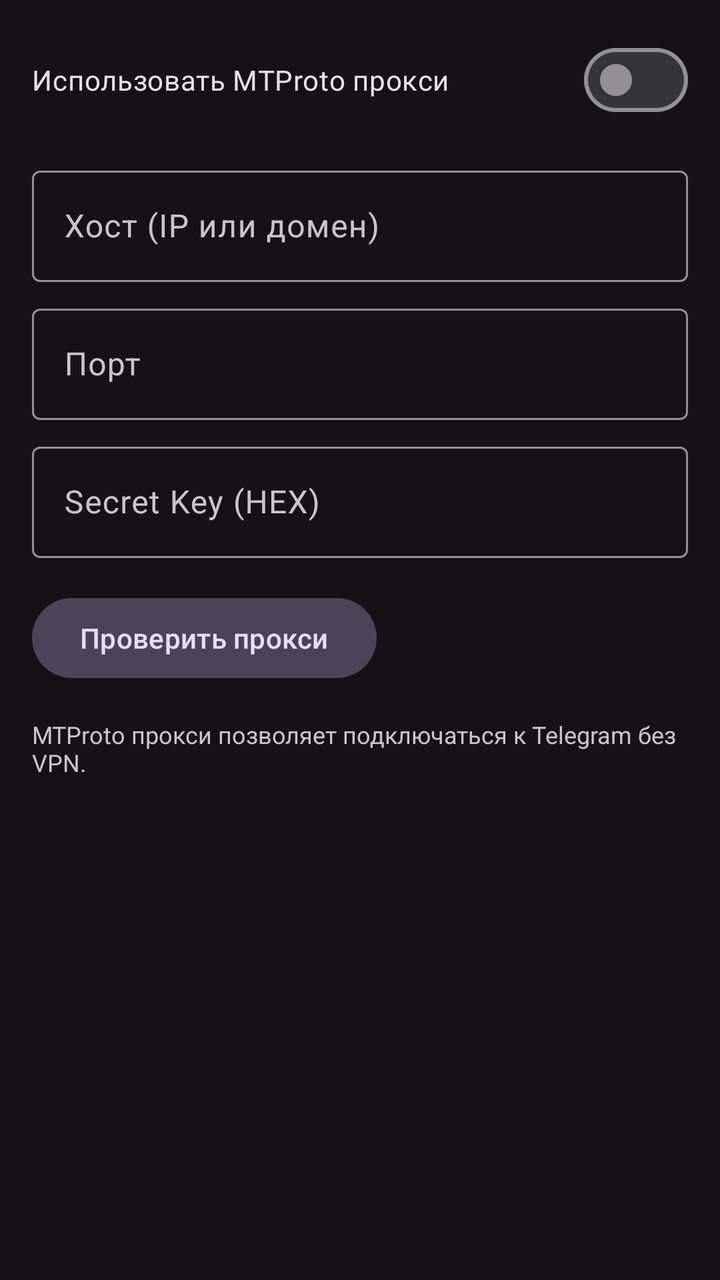
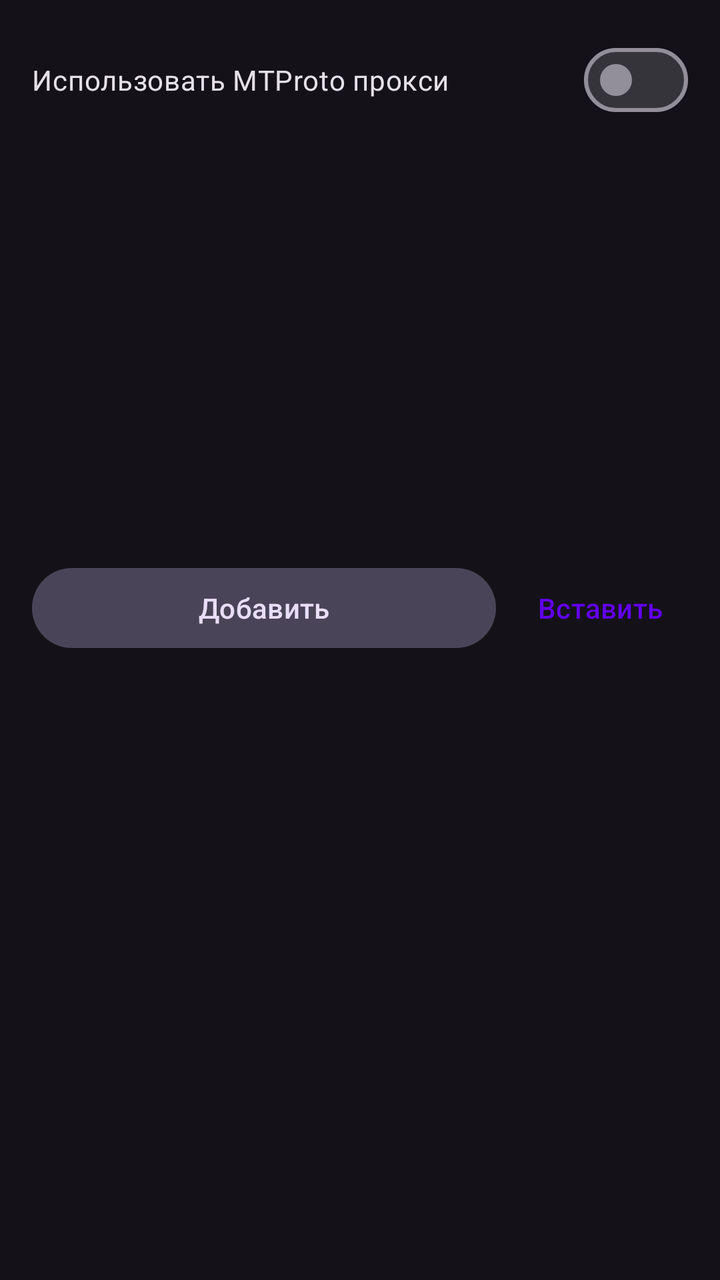

Screens rendered from an Android XML layout before and after an edit, with the pre-edit source and the edit as a unified diff.
<!-- AndroidManifest.xml: application theme Theme.TelegramNewsReader -->
<!-- res/layout/dialog_proxy_settings.xml -->
<?xml version="1.0" encoding="utf-8"?>
<ScrollView xmlns:android="http://schemas.android.com/apk/res/android"
    android:layout_width="match_parent"
    android:layout_height="wrap_content">

    <LinearLayout
        android:layout_width="match_parent"
        android:layout_height="wrap_content"
        android:orientation="vertical"
        android:padding="16dp">

        <com.google.android.material.materialswitch.MaterialSwitch
            android:id="@+id/switch_proxy_enabled"
            android:layout_width="match_parent"
            android:layout_height="wrap_content"
            android:text="Использовать MTProto прокси"
            android:layout_marginBottom="16dp" />

        <com.google.android.material.textfield.TextInputLayout
            android:layout_width="match_parent"
            android:layout_height="wrap_content"
            android:hint="Хост (IP или домен)"
            android:layout_marginBottom="8dp"
            style="@style/Widget.Material3.TextInputLayout.OutlinedBox">

            <com.google.android.material.textfield.TextInputEditText
                android:id="@+id/et_proxy_host"
                android:layout_width="match_parent"
                android:layout_height="wrap_content"
                android:inputType="textUri" />
        </com.google.android.material.textfield.TextInputLayout>

        <com.google.android.material.textfield.TextInputLayout
            android:layout_width="match_parent"
            android:layout_height="wrap_content"
            android:hint="Порт"
            android:layout_marginBottom="8dp"
            style="@style/Widget.Material3.TextInputLayout.OutlinedBox">

            <com.google.android.material.textfield.TextInputEditText
                android:id="@+id/et_proxy_port"
                android:layout_width="match_parent"
                android:layout_height="wrap_content"
                android:inputType="number" />
        </com.google.android.material.textfield.TextInputLayout>

        <com.google.android.material.textfield.TextInputLayout
            android:layout_width="match_parent"
            android:layout_height="wrap_content"
            android:hint="Secret Key (HEX)"
            style="@style/Widget.Material3.TextInputLayout.OutlinedBox">

            <com.google.android.material.textfield.TextInputEditText
                android:id="@+id/et_proxy_secret"
                android:layout_width="match_parent"
                android:layout_height="wrap_content"
                android:inputType="textVisiblePassword" />
        </com.google.android.material.textfield.TextInputLayout>

        <LinearLayout
            android:layout_width="match_parent"
            android:layout_height="wrap_content"
            android:orientation="horizontal"
            android:gravity="center_vertical"
            android:layout_marginTop="16dp">

            <Button
                android:id="@+id/btn_test_proxy"
                android:layout_width="wrap_content"
                android:layout_height="wrap_content"
                android:text="Проверить прокси"
                style="@style/Widget.Material3.Button.TonalButton" />

            <TextView
                android:id="@+id/tv_proxy_status"
                android:layout_width="0dp"
                android:layout_height="wrap_content"
                android:layout_weight="1"
                android:layout_marginStart="12dp"
                android:text=""
                android:textSize="14sp"
                android:textStyle="bold" />
        </LinearLayout>

        <TextView
            android:layout_width="match_parent"
            android:layout_height="wrap_content"
            android:text="MTProto прокси позволяет подключаться к Telegram без VPN."
            android:textSize="12sp"
            android:layout_marginTop="16dp"
            android:textColor="?attr/colorOnSurfaceVariant" />

    </LinearLayout>
</ScrollView>
<!-- resources referenced by this layout -->
<resources>
  <style name="Theme.TelegramNewsReader" parent="Theme.TelegramNewsReader.Purple" />
  <style name="Theme.TelegramNewsReader.Purple" parent="Theme.Material3.Dark.NoActionBar">
          <item name="colorPrimary">@color/purple_500</item>
          <item name="colorPrimaryVariant">@color/purple_700</item>
          <item name="colorOnPrimary">@color/white</item>
          <item name="android:statusBarColor">?attr/colorPrimaryVariant</item>
          <item name="actionBarStyle">@style/CustomActionBarStyle</item>
      </style>
  <color name="purple_500">#FF6200EE</color>
  <color name="purple_700">#FF3700B3</color>
  <color name="white">#FFFFFFFF</color>
  <style name="CustomActionBarStyle" parent="Widget.Material3.ActionBar.Solid">
          <item name="titleTextStyle">@style/CustomActionBarTitle</item>
          <item name="android:titleTextStyle">@style/CustomActionBarTitle</item>
      </style>
  <style name="CustomActionBarTitle" parent="TextAppearance.Material3.ActionBar.Title">
          <item name="android:textSize">18sp</item>
          <item name="android:textStyle">bold</item>
          <item name="android:textColor">@color/white</item>
          <item name="android:gravity">center</item>
          <item name="android:layout_gravity">center</item>
      </style>
</resources>

<!-- the commit's change to res/layout/dialog_proxy_settings.xml (unified diff, before → after) -->
@@ -1,94 +1,86 @@
 <?xml version="1.0" encoding="utf-8"?>
-<ScrollView xmlns:android="http://schemas.android.com/apk/res/android"
+<LinearLayout xmlns:android="http://schemas.android.com/apk/res/android"
+    xmlns:app="http://schemas.android.com/apk/res-auto"
     android:layout_width="match_parent"
-    android:layout_height="wrap_content">
+    android:layout_height="wrap_content"
+    android:orientation="vertical"
+    android:padding="16dp">
+
+    <com.google.android.material.materialswitch.MaterialSwitch
+        android:id="@+id/switch_proxy_enabled"
+        android:layout_width="match_parent"
+        android:layout_height="wrap_content"
+        android:text="Использовать MTProto прокси"
+        android:layout_marginBottom="8dp" />
+
+    <androidx.recyclerview.widget.RecyclerView
+        android:id="@+id/recycler_proxies"
+        android:layout_width="match_parent"
+        android:layout_height="200dp"
+        android:layout_marginBottom="8dp" />
+
+    <TextView
+        android:id="@+id/tv_proxies_empty"
+        android:layout_width="match_parent"
+        android:layout_height="wrap_content"
+        android:text="Список прокси пуст"
+        android:gravity="center"
+        android:visibility="gone"
+        android:layout_marginBottom="8dp" />
 
     <LinearLayout
         android:layout_width="match_parent"
         android:layout_height="wrap_content"
+        android:orientation="horizontal">
+
+        <Button
+            android:id="@+id/btn_add_proxy"
+            style="@style/Widget.Material3.Button.TonalButton"
+            android:layout_width="0dp"
+            android:layout_height="wrap_content"
+            android:layout_weight="1"
+            android:text="Добавить" />
+
+        <Button
+            android:id="@+id/btn_paste_proxy"
+            style="@style/Widget.Material3.Button.TextButton"
+            android:layout_width="wrap_content"
+            android:layout_height="wrap_content"
+            android:text="Вставить"
+            android:layout_marginStart="8dp" />
+    </LinearLayout>
+
+    <LinearLayout
+        android:id="@+id/layout_auto_switch"
+        android:layout_width="match_parent"
+        android:layout_height="wrap_content"
         android:orientation="vertical"
-        android:padding="16dp">
+        android:layout_marginTop="16dp"
+        android:visibility="gone">
 
         <com.google.android.material.materialswitch.MaterialSwitch
-            android:id="@+id/switch_proxy_enabled"
+            android:id="@+id/switch_auto_proxy"
             android:layout_width="match_parent"
             android:layout_height="wrap_content"
-            android:text="Использовать MTProto прокси"
-            android:layout_marginBottom="16dp" />
-
-        <com.google.android.material.textfield.TextInputLayout
-            android:layout_width="match_parent"
-            android:layout_height="wrap_content"
-            android:hint="Хост (IP или домен)"
-            android:layout_marginBottom="8dp"
-            style="@style/Widget.Material3.TextInputLayout.OutlinedBox">
-
-            <com.google.android.material.textfield.TextInputEditText
-                android:id="@+id/et_proxy_host"
-                android:layout_width="match_parent"
-                android:layout_height="wrap_content"
-                android:inputType="textUri" />
-        </com.google.android.material.textfield.TextInputLayout>
-
-        <com.google.android.material.textfield.TextInputLayout
-            android:layout_width="match_parent"
-            android:layout_height="wrap_content"
-            android:hint="Порт"
-            android:layout_marginBottom="8dp"
-            style="@style/Widget.Material3.TextInputLayout.OutlinedBox">
-
-            <com.google.android.material.textfield.TextInputEditText
-                android:id="@+id/et_proxy_port"
-                android:layout_width="match_parent"
-                android:layout_height="wrap_content"
-                android:inputType="number" />
-        </com.google.android.material.textfield.TextInputLayout>
-
-        <com.google.android.material.textfield.TextInputLayout
-            android:layout_width="match_parent"
-            android:layout_height="wrap_content"
-            android:hint="Secret Key (HEX)"
-            style="@style/Widget.Material3.TextInputLayout.OutlinedBox">
-
-            <com.google.android.material.textfield.TextInputEditText
-                android:id="@+id/et_proxy_secret"
-                android:layout_width="match_parent"
-                android:layout_height="wrap_content"
-                android:inputType="textVisiblePassword" />
-        </com.google.android.material.textfield.TextInputLayout>
+            android:text="Автопереключение" />
 
         <LinearLayout
             android:layout_width="match_parent"
             android:layout_height="wrap_content"
             android:orientation="horizontal"
-            android:gravity="center_vertical"
-            android:layout_marginTop="16dp">
+            android:gravity="center_vertical">
 
-            <Button
-                android:id="@+id/btn_test_proxy"
+            <TextView
                 android:layout_width="wrap_content"
                 android:layout_height="wrap_content"
-                android:text="Проверить прокси"
-                style="@style/Widget.Material3.Button.TonalButton" />
+                android:text="Интервал (мин):" />
 
-            <TextView
-                android:id="@+id/tv_proxy_status"
-                android:layout_width="0dp"
+            <Spinner
+                android:id="@+id/spinner_proxy_interval"
+                android:layout_width="wrap_content"
                 android:layout_height="wrap_content"
-                android:layout_weight="1"
-                android:layout_marginStart="12dp"
-                android:text=""
-                android:textSize="14sp"
-                android:textStyle="bold" />
+                android:layout_marginStart="8dp" />
         </LinearLayout>
+    </LinearLayout>
 
-        <TextView
-            android:layout_width="match_parent"
-            android:layout_height="wrap_content"
-            android:text="MTProto прокси позволяет подключаться к Telegram без VPN."
-            android:textSize="12sp"
-            android:layout_marginTop="16dp"
-            android:textColor="?attr/colorOnSurfaceVariant" />
-
-    </LinearLayout>
-</ScrollView>
+</LinearLayout>
